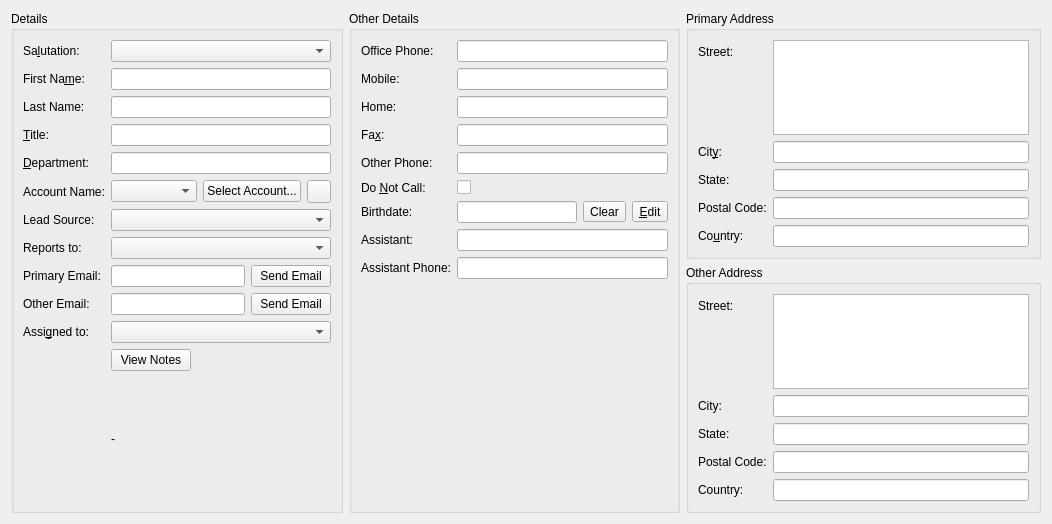
Qt form client/src/details/contactdetails.ui (KDAB/FatCRM) before a commit.
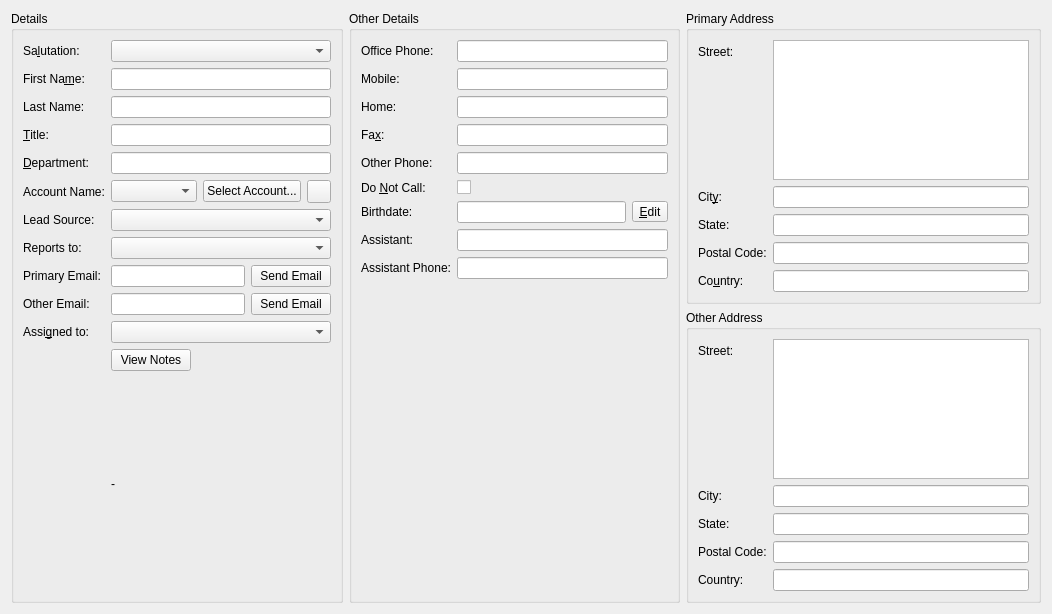
The same form after that commit. Icons and pictures are not drawn. Custom widgets are drawn as their Qt base class.

Commit message:
Remove extra clear button next to line edit
Enable QLineEdit's clearButtonEnabled property instead

The edit to the form file:
```diff
--- a/client/src/details/contactdetails.ui
+++ b/client/src/details/contactdetails.ui
@@ -7,7 +7,7 @@
     <x>0</x>
     <y>0</y>
     <width>1052</width>
-    <height>524</height>
+    <height>614</height>
    </rect>
   </property>
   <property name="windowTitle">
@@ -342,15 +342,9 @@
       <item row="6" column="1">
        <layout class="QHBoxLayout" name="horizontalLayout">
         <item>
-         <widget class="QLineEdit" name="birthdate"/>
-        </item>
-        <item>
-         <widget class="QToolButton" name="clearDateButton">
-          <property name="text">
-           <string>Clear</string>
-          </property>
-          <property name="icon">
-           <iconset theme="edit-clear"/>
+         <widget class="QLineEdit" name="birthdate">
+          <property name="clearButtonEnabled">
+           <bool>true</bool>
           </property>
          </widget>
         </item>
```
Left out of the diff: 4 changed lines with no effect on the pictures. The commit also changes 2 other files.
